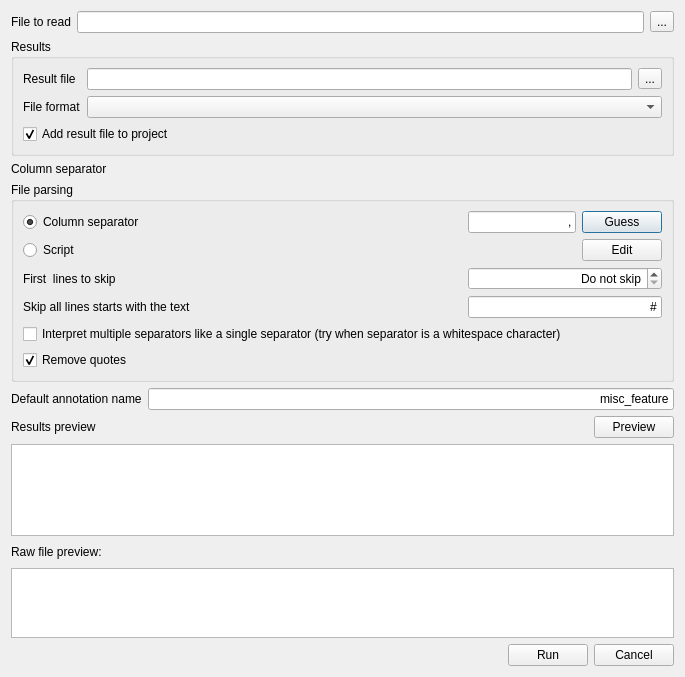
violethaze74/ugene, file src/plugins/dna_export/src/ui/ImportAnnotationsFromCSVDialog.ui: the form before one commit.
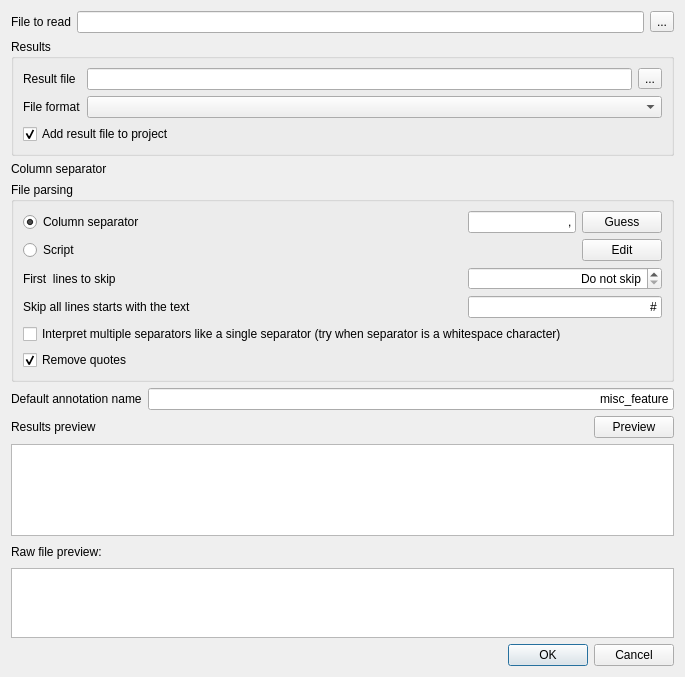
The form after the commit.

Commit message: Help system for all dialogs, UI improvements for all dialogs.

Patch:
```diff
--- a/src/plugins/dna_export/src/ui/ImportAnnotationsFromCSVDialog.ui
+++ b/src/plugins/dna_export/src/ui/ImportAnnotationsFromCSVDialog.ui
@@ -390,35 +390,11 @@
     </widget>
    </item>
    <item>
-    <layout class="QHBoxLayout" name="horizontalLayout">
-     <item>
-      <spacer name="horizontalSpacer">
-       <property name="orientation">
-        <enum>Qt::Horizontal</enum>
-       </property>
-       <property name="sizeHint" stdset="0">
-        <size>
-         <width>40</width>
-         <height>20</height>
-        </size>
-       </property>
-      </spacer>
-     </item>
-     <item>
-      <widget class="QPushButton" name="runButton">
-       <property name="text">
-        <string>Run</string>
-       </property>
-      </widget>
-     </item>
-     <item>
-      <widget class="QPushButton" name="cancelButton">
-       <property name="text">
-        <string>Cancel</string>
-       </property>
-      </widget>
-     </item>
-    </layout>
+    <widget class="QDialogButtonBox" name="buttonBox">
+     <property name="standardButtons">
+      <set>QDialogButtonBox::Cancel|QDialogButtonBox::Ok</set>
+     </property>
+    </widget>
    </item>
   </layout>
  </widget>
```
Left out of the diff: 31 changed lines with no effect on the pictures. The commit also changes 309 other files.
